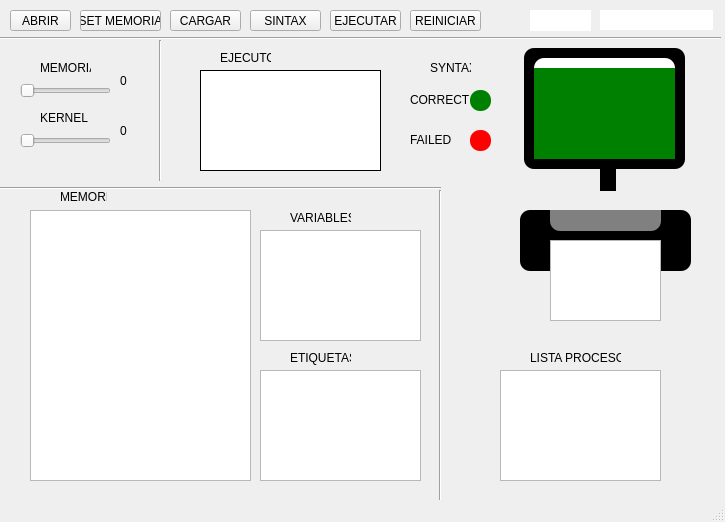
First picture: the form in interface.ui, repository stfrancoc/Chmaquina, before the edit.
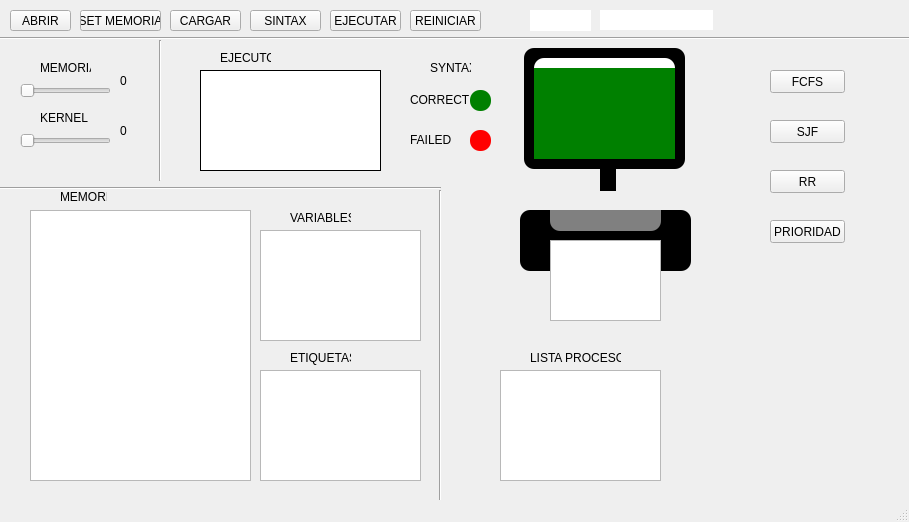
Second picture: the form after the edit.

Commit message: this version was successful and have the first process planningf function

```diff
--- a/interface.ui
+++ b/interface.ui
@@ -6,13 +6,19 @@
    <rect>
     <x>0</x>
     <y>0</y>
-    <width>725</width>
+    <width>909</width>
     <height>522</height>
    </rect>
   </property>
+  <property name="minimumSize">
+   <size>
+    <width>725</width>
+    <height>522</height>
+   </size>
+  </property>
   <property name="maximumSize">
    <size>
-    <width>725</width>
+    <width>909</width>
     <height>522</height>
    </size>
   </property>
@@ -203,7 +209,7 @@
      <rect>
       <x>0</x>
       <y>30</y>
-      <width>721</width>
+      <width>911</width>
       <height>16</height>
      </rect>
     </property>
@@ -614,6 +620,58 @@
      <string>INGRESE</string>
     </property>
    </widget>
+   <widget class="QPushButton" name="fcfsBu">
+    <property name="geometry">
+     <rect>
+      <x>770</x>
+      <y>70</y>
+      <width>75</width>
+      <height>23</height>
+     </rect>
+    </property>
+    <property name="text">
+     <string>FCFS</string>
+    </property>
+   </widget>
+   <widget class="QPushButton" name="sjfBu">
+    <property name="geometry">
+     <rect>
+      <x>770</x>
+      <y>120</y>
+      <width>75</width>
+      <height>23</height>
+     </rect>
+    </property>
+    <property name="text">
+     <string>SJF</string>
+    </property>
+   </widget>
+   <widget class="QPushButton" name="rrBu">
+    <property name="geometry">
+     <rect>
+      <x>770</x>
+      <y>170</y>
+      <width>75</width>
+      <height>23</height>
+     </rect>
+    </property>
+    <property name="text">
+     <string>RR</string>
+    </property>
+   </widget>
+   <widget class="QPushButton" name="prioridadBu">
+    <property name="geometry">
+     <rect>
+      <x>770</x>
+      <y>220</y>
+      <width>75</width>
+      <height>23</height>
+     </rect>
+    </property>
+    <property name="text">
+     <string>PRIORIDAD</string>
+    </property>
+   </widget>
   </widget>
   <widget class="QStatusBar" name="statusbar"/>
  </widget>
```
The commit also changes 1 other file.
